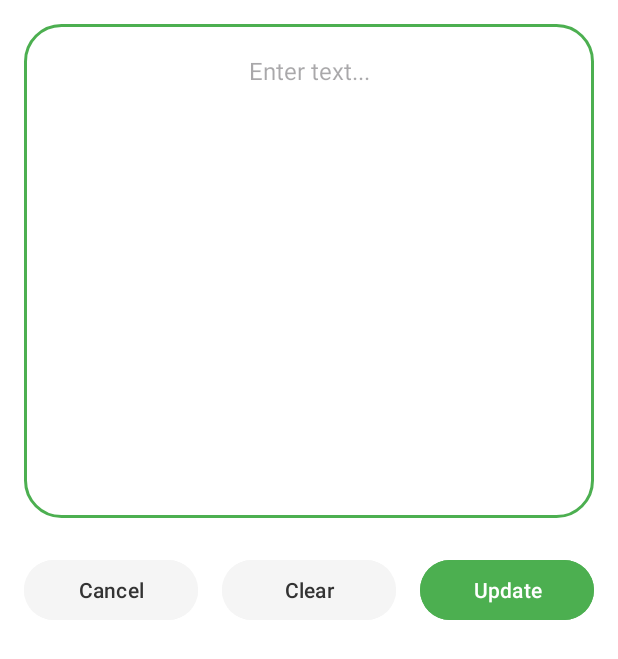
After one commit to namhoai11/Invitation-Marker, an Android app: the TextEditorActivity screen opened directly, with no data from a screen before it, on a phone screen of 412 x 824 dp. The commit adds this screen. Shown: the top 659 px of the screen. Run offline under Robolectric (Android 15) with nearby library versions, the phone set to English and light mode, and no system bars.

Commit message:
Edit, Delete Text

```diff
--- a/app/src/main/AndroidManifest.xml
+++ b/app/src/main/AndroidManifest.xml
@@ -13,6 +13,9 @@
         android:theme="@style/Theme.InvitationCard"
         tools:targetApi="31">
         <activity
+            android:name=".ui.TextEditorActivity"
+            android:exported="false" />
+        <activity
             android:name=".MainActivity"
             android:exported="false" />
         <activity
--- /dev/null
+++ b/app/src/main/java/com/example/invitationcard/ui/TextEditorActivity.kt
@@ -0,0 +1,151 @@
+package com.example.invitationcard.ui
+
+import android.annotation.SuppressLint
+import android.app.Activity
+import android.content.Intent
+import android.os.Bundle
+import android.view.MotionEvent
+import android.view.View
+import android.view.inputmethod.InputMethodManager
+import android.widget.Button
+import android.widget.EditText
+import androidx.activity.enableEdgeToEdge
+import androidx.appcompat.app.AppCompatActivity
+import androidx.core.content.ContextCompat
+import androidx.core.view.ViewCompat
+import androidx.core.view.WindowInsetsCompat
+import com.example.invitationcard.R
+
+class TextEditorActivity : AppCompatActivity() {
+
+    private lateinit var textEditor: EditText
+    private lateinit var btnCancel: Button
+    private lateinit var btnClear: Button
+    private lateinit var btnUpdate: Button
+    private lateinit var rootView: View
+
+    companion object {
+        const val EXTRA_TEXT = "text"
+        const val RESULT_TEXT = "result_text"
+    }
+
+    override fun onCreate(savedInstanceState: Bundle?) {
+        super.onCreate(savedInstanceState)
+        enableEdgeToEdge()
+        setContentView(R.layout.activity_text_editor)
+
+        rootView = findViewById(R.id.main)
+
+        ViewCompat.setOnApplyWindowInsetsListener(rootView) { v, insets ->
+            val systemBars = insets.getInsets(WindowInsetsCompat.Type.systemBars())
+            v.setPadding(systemBars.left, systemBars.top, systemBars.right, systemBars.bottom)
+            insets
+        }
+
+        // Khởi tạo các view
+        textEditor = findViewById(R.id.text_editor)
+        btnCancel = findViewById(R.id.btn_cancel)
+        btnClear = findViewById(R.id.btn_clear)
+        btnUpdate = findViewById(R.id.btn_update)
+
+
+        val drawable = ContextCompat.getDrawable(this, R.drawable.text_editor_background_selected)
+        textEditor.background = drawable
+
+        val text = intent.getStringExtra(EXTRA_TEXT) ?: ""
+        if (text == "Enter text..."){
+            textEditor.hint = text
+        } else {
+            textEditor.setText(text)
+        }
+
+
+
+
+        // Focus vào EditText và hiển thị bàn phím
+        textEditor.requestFocus()
+//        textEditor.setOnFocusChangeListener { _, hasFocus ->
+//            if (hasFocus) {
+//                val drawable = ContextCompat.getDrawable(this, R.drawable.text_editor_background_selected)
+//                textEditor.background = drawable
+//            } else {
+//                val drawable = ContextCompat.getDrawable(this, R.drawable.text_editor_background)
+//                textEditor.background = drawable
+//            }
+//        }
+        val imm = getSystemService(INPUT_METHOD_SERVICE) as InputMethodManager
+        imm.showSoftInput(textEditor, InputMethodManager.SHOW_IMPLICIT)
+
+        btnCancel.setOnClickListener {
+            setResult(Activity.RESULT_CANCELED)
+            finish()
+        }
+
+        btnClear.setOnClickListener {
+            textEditor.text.clear()
+        }
+
+        btnUpdate.setOnClickListener {
+            val resultText = textEditor.text.toString()
+            val resultIntent = Intent().apply {
+                putExtra(RESULT_TEXT, resultText)
+            }
+            setResult(Activity.RESULT_OK, resultIntent)
+            finish()
+        }
+
+        // Thiết lập xử lý click ra ngoài để mất focus
+        setupTouchListener()
+    }
+
+    @SuppressLint("ClickableViewAccessibility")
+    private fun setupTouchListener() {
+        rootView.setOnTouchListener { v, event ->
+            if (event.action == MotionEvent.ACTION_DOWN) {
+                // Kiểm tra xem touch có vào EditText không
+                if (isTouchOutsideEditText(event.rawX.toInt(), event.rawY.toInt())) {
+                    // Click ra ngoài EditText -> clear focus và ẩn bàn phím
+                    clearFocusAndHideKeyboard()
+                    val drawable = ContextCompat.getDrawable(this, R.drawable.text_editor_background)
+                    textEditor.background = drawable
+                    return@setOnTouchListener true
+                }
+            }
+            false
+        }
+
+        // Đảm bảo EditText vẫn nhận được touch event và focus
+        textEditor.setOnTouchListener { v, event ->
+            v.performClick() // Cần thiết để tránh warning từ lint
+            // Đảm bảo sự kiện được xử lý bởi EditText
+            val drawable = ContextCompat.getDrawable(this, R.drawable.text_editor_background_selected)
+            textEditor.background = drawable
+
+            v.onTouchEvent(event)
+        }
+    }
+
+    private fun isTouchOutsideEditText(x: Int, y: Int): Boolean {
+        val location = IntArray(2)
+        textEditor.getLocationOnScreen(location)
+
+        val left = location[0]
+        val top = location[1]
+        val right = left + textEditor.width
+        val bottom = top + textEditor.height
+
+        return x < left || x > right || y < top || y > bottom
+    }
+
+    private fun clearFocusAndHideKeyboard() {
+        textEditor.clearFocus()
+        val imm = getSystemService(INPUT_METHOD_SERVICE) as InputMethodManager
+        imm.hideSoftInputFromWindow(textEditor.windowToken, 0)
+    }
+
+    @Deprecated("Deprecated in Java")
+    override fun onBackPressed() {
+        setResult(Activity.RESULT_CANCELED)
+        super.onBackPressed()
+    }
+}
--- /dev/null
+++ b/app/src/main/res/drawable/text_editor_background.xml
@@ -0,0 +1,8 @@
+<?xml version="1.0" encoding="utf-8"?>
+<shape xmlns:android="http://schemas.android.com/apk/res/android">
+    <corners android:radius="24dp" />
+    <stroke
+        android:width="2dp"
+        android:color="#D3D3D3" />
+    <solid android:color="#FFFFFF" />
+</shape>
--- /dev/null
+++ b/app/src/main/res/drawable/text_editor_background_selected.xml
@@ -0,0 +1,8 @@
+<?xml version="1.0" encoding="utf-8"?>
+<shape xmlns:android="http://schemas.android.com/apk/res/android">
+    <corners android:radius="24dp" />
+    <stroke
+        android:width="2dp"
+        android:color="#4CAF50" />
+    <solid android:color="#FFFFFF" />
+</shape>
--- /dev/null
+++ b/app/src/main/res/layout/activity_text_editor.xml
@@ -0,0 +1,71 @@
+<?xml version="1.0" encoding="utf-8"?>
+<androidx.constraintlayout.widget.ConstraintLayout xmlns:android="http://schemas.android.com/apk/res/android"
+    xmlns:app="http://schemas.android.com/apk/res-auto"
+    xmlns:tools="http://schemas.android.com/tools"
+    android:id="@+id/main"
+    android:layout_width="match_parent"
+    android:layout_height="match_parent"
+    android:background="#FFFFFF"
+    tools:context=".ui.TextEditorActivity">
+
+    <!-- Vùng chỉnh sửa text -->
+    <EditText
+        android:id="@+id/text_editor"
+        android:layout_width="0dp"
+        android:layout_height="0dp"
+        android:layout_marginVertical="16dp"
+        android:layout_marginHorizontal="16dp"
+        android:background="@drawable/text_editor_background"
+        android:gravity="center|top"
+        android:inputType="textMultiLine"
+        android:padding="20dp"
+        android:textSize="16sp"
+        android:hint="Enter text..."
+        app:layout_constraintEnd_toEndOf="parent"
+        app:layout_constraintStart_toStartOf="parent"
+        app:layout_constraintTop_toTopOf="parent"
+        app:layout_constraintHeight_percent="0.4" />
+
+    <!-- Các nút điều khiển -->
+    <LinearLayout
+        android:id="@+id/buttons_layout"
+        android:layout_width="match_parent"
+        android:layout_height="wrap_content"
+        android:layout_marginVertical="24dp"
+        android:layout_marginHorizontal="16dp"
+        android:orientation="horizontal"
+        app:layout_constraintTop_toBottomOf="@id/text_editor"
+        android:weightSum="3"
+        android:gravity="center" >
+
+        <Button
+            android:id="@+id/btn_cancel"
+            android:layout_width="0dp"
+            android:layout_height="wrap_content"
+            android:layout_marginEnd="16dp"
+            android:backgroundTint="#F5F5F5"
+            android:text="Cancel"
+            android:layout_weight="1"
+            android:textColor="#333333" />
+
+        <Button
+            android:id="@+id/btn_clear"
+            android:layout_width="0dp"
+            android:layout_height="wrap_content"
+            android:layout_marginEnd="16dp"
+            android:backgroundTint="#F5F5F5"
+            android:layout_weight="1"
+            android:text="Clear"
+            android:textColor="#333333" />
+
+        <Button
+            android:id="@+id/btn_update"
+            android:layout_width="0dp"
+            android:layout_height="wrap_content"
+            android:backgroundTint="#4CAF50"
+            android:layout_weight="1"
+            android:text="Update"
+            android:textColor="#FFFFFF" />
+    </LinearLayout>
+
+</androidx.constraintlayout.widget.ConstraintLayout>
```
Also changed, not shown: app/src/main/java/com/example/invitationcard/component/BorderOverlayView.kt (added, +64 -0 lines), app/src/main/java/com/example/invitationcard/ui/InvitationEditActivity.kt (+72 -2 lines), app/src/main/res/layout/activity_invitation_edit.xml (+13 -1 lines).
